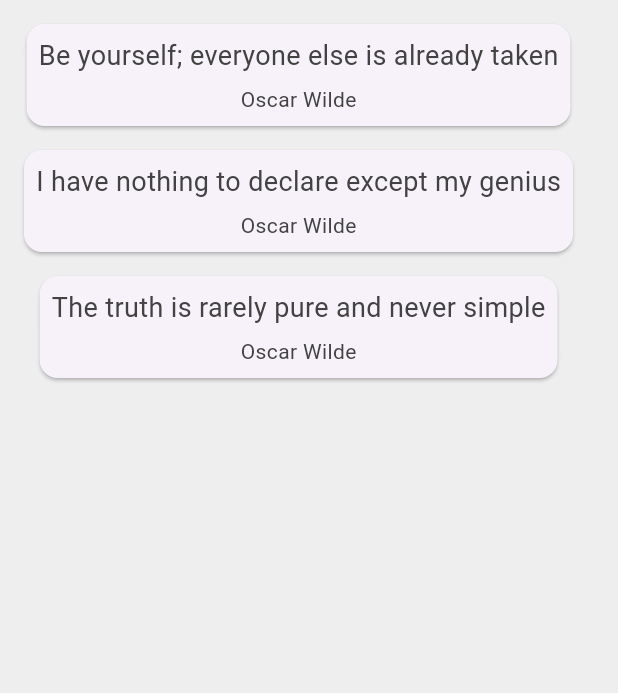
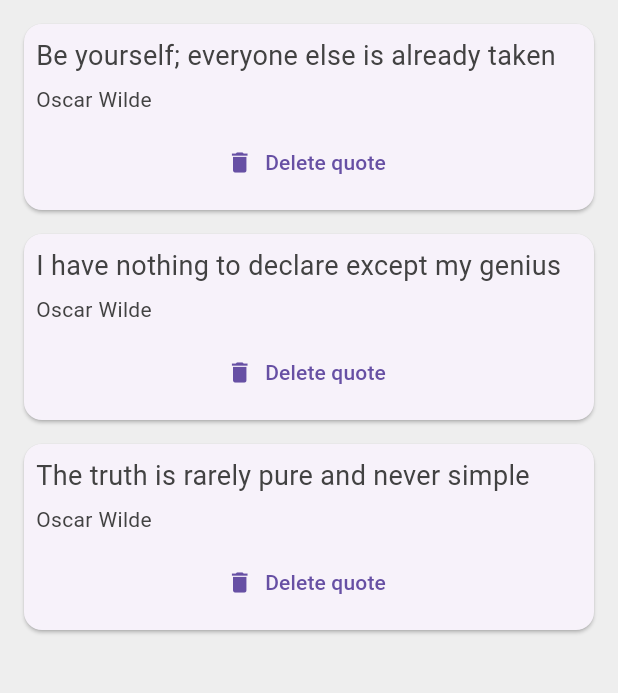
Before and after one commit to sungyongcho/Mobile, a Flutter app: the screen it shows after launch, on a phone screen of 412 x 824 dp, the part 84-777 px from its top. Run offline on Flutter 3.47's test engine with Material 3 defaults, Android fonts, the phone set to English and light mode, and no system bars.

Commit message:
chore: upto #21; functions as params (code diff from the video)

```diff
--- a/tutorial/quotes/lib/main.dart
+++ b/tutorial/quotes/lib/main.dart
@@ -41,7 +41,14 @@
         backgroundColor: Colors.redAccent,
       ),
       body: Column(
-        children: quotes.map((quote) => QuoteCard(quote: quote)).toList(),
+        children: quotes
+            .map((quote) => QuoteCard(
+                quote: quote,
+                delete: () {
+                  quotes.remove(quote);
+                  setState(() {});
+                }))
+            .toList(),
       ),
     );
   }
--- a/tutorial/quotes/lib/quote_card.dart
+++ b/tutorial/quotes/lib/quote_card.dart
@@ -3,7 +3,8 @@
 
 class QuoteCard extends StatelessWidget {
   final Quote quote;
-  QuoteCard({required this.quote});
+  final Function delete;
+  QuoteCard({required this.quote, required this.delete});
 
   @override
   Widget build(BuildContext context) {
@@ -12,6 +13,7 @@
       child: Padding(
         padding: const EdgeInsets.all(8.0),
         child: Column(
+          crossAxisAlignment: CrossAxisAlignment.stretch,
           children: <Widget>[
             Text(
               quote.text,
@@ -22,6 +24,14 @@
               quote.author,
               style: TextStyle(fontSize: 14.0, color: Colors.grey[800]),
             ),
+            SizedBox(
+              height: 8.0,
+            ),
+            TextButton.icon(
+              onPressed: () => delete(),
+              label: Text('Delete quote'),
+              icon: Icon(Icons.delete),
+            ),
           ],
         ),
       ),
```
